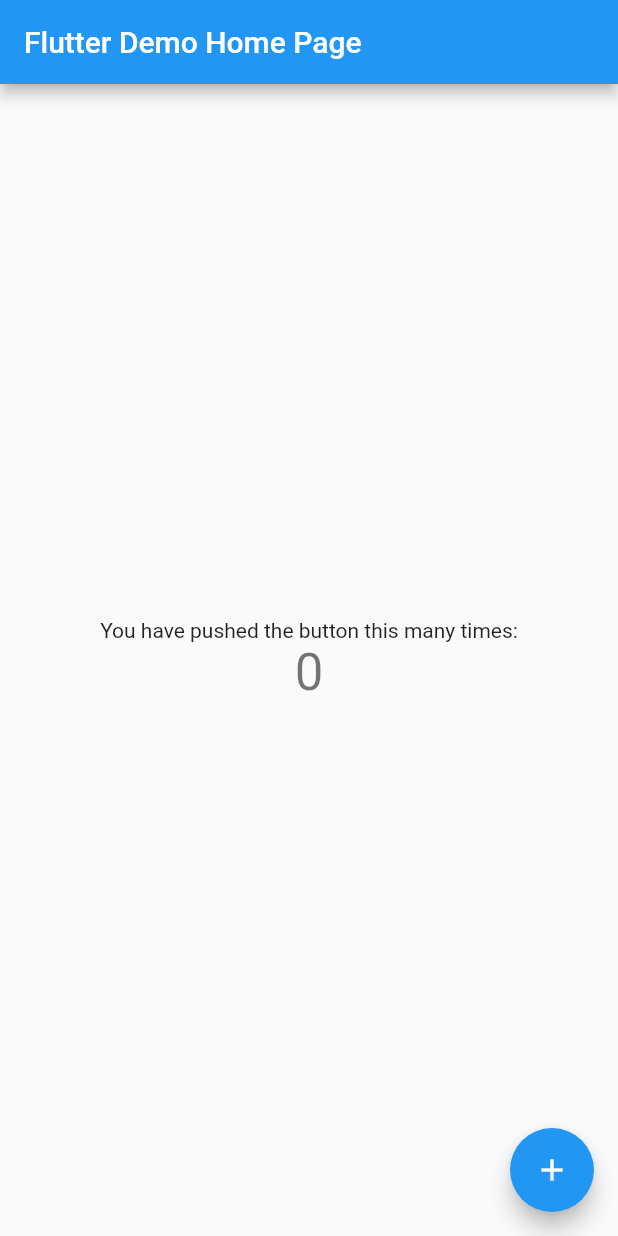
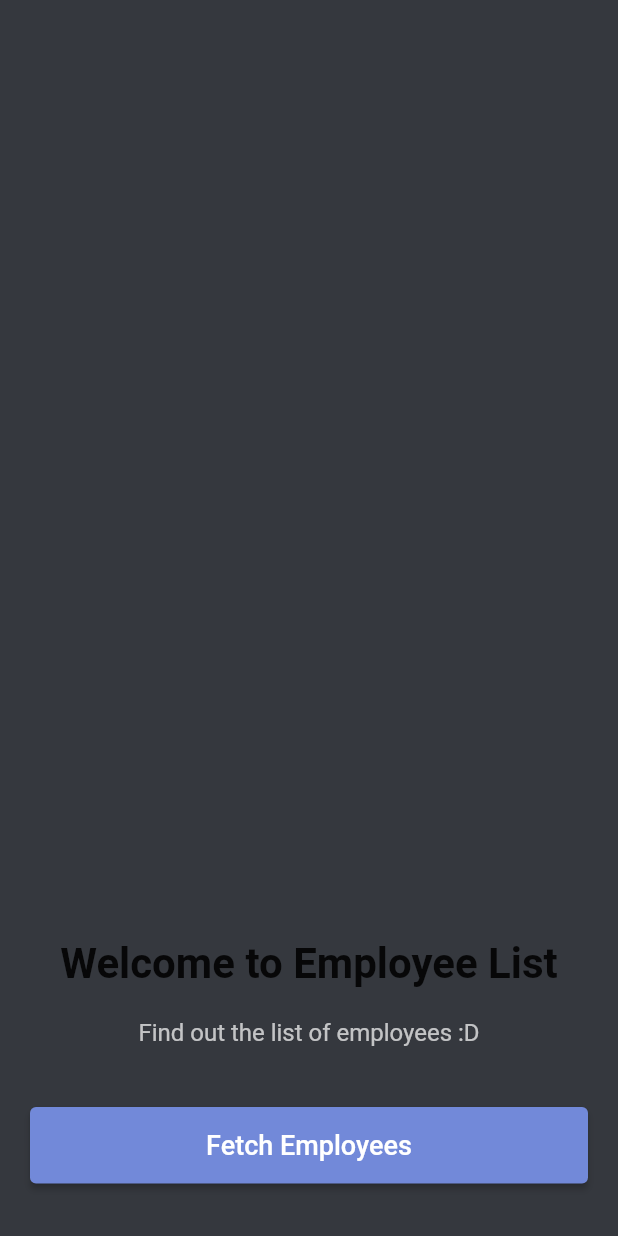
Before and after one commit to qamaruddin-dev/ddda, a Flutter app: the screen it shows after launch, on a phone screen of 412 x 824 dp. Run offline on Flutter 3.47's test engine with Material 2 defaults, Android fonts, the phone set to English and light mode, and no system bars; our stand-ins replace another_flushbar, dartz, dio, flutter_bloc, freezed_annotation, get_it and 1 more.

Commit message:
Employee List finished

```diff
--- /dev/null
+++ b/lib/application/employee_list_cubit.dart
@@ -0,0 +1,29 @@
+import 'package:freezed_annotation/freezed_annotation.dart';
+import 'package:injectable/injectable.dart';
+import 'package:flutter_bloc/flutter_bloc.dart';
+import '../domain/i_employee_list_repository.dart';
+import '../domain/employee_list_failure.dart';
+import '../infrastructure/employee-list-dto/employee_list_dto.dart';
+part 'employee_list_state.dart';
+part 'employee_list_cubit.freezed.dart';
+
+@injectable
+class EmployeeListCubit extends Cubit<EmployeeListState> {
+  final IEmployeeListRepository _repository;
+
+  EmployeeListCubit(this._repository)
+      : super(const EmployeeListState.initial());
+
+  /// Fetches a list of [employees] from the network
+  /// Emits the list if successfull, [EmployeeListFailure] otherwise.
+  Future<void> getEmployeesData() async {
+    emit(const EmployeeListState.loadInProgress());
+    final failureOrEmployees = await _repository.getEmployeeList();
+    emit(
+      failureOrEmployees.fold(
+        (f) => EmployeeListState.loadFailure(f),
+        (members) => EmployeeListState.loadSuccess(members),
+      ),
+    );
+  }
+}
--- /dev/null
+++ b/lib/application/employee_list_state.dart
@@ -0,0 +1,11 @@
+part of 'employee_list_cubit.dart';
+
+@freezed
+class EmployeeListState with _$EmployeeListState {
+  const factory EmployeeListState.initial() = _Initial;
+  const factory EmployeeListState.loadInProgress() = _LoadInProgress;
+  const factory EmployeeListState.loadSuccess(List<EmployeeData> employees) =
+      _LoadSuccess;
+  const factory EmployeeListState.loadFailure(
+      EmployeeListFailure memberFailure) = _LoadFailure;
+}
--- /dev/null
+++ b/lib/domain/employee_list_failure.dart
@@ -0,0 +1,9 @@
+import 'package:freezed_annotation/freezed_annotation.dart';
+
+part 'employee_list_failure.freezed.dart';
+
+@freezed
+class EmployeeListFailure with _$EmployeeListFailure {
+  const factory EmployeeListFailure.unexpected() = _Unexpected;
+  const factory EmployeeListFailure.badRequest(String message) = _BadRequest;
+}
--- /dev/null
+++ b/lib/domain/i_employee_list_repository.dart
@@ -0,0 +1,7 @@
+import 'package:ddda/domain/employee_list_failure.dart';
+import 'package:ddda/infrastructure/employee-list-dto/employee_list_dto.dart';
+import 'package:dartz/dartz.dart';
+
+abstract class IEmployeeListRepository {
+  Future<Either<EmployeeListFailure, List<EmployeeData>>> getEmployeeList();
+}
--- /dev/null
+++ b/lib/injection.dart
@@ -0,0 +1,8 @@
+import 'package:ddda/injection.config.dart';
+import 'package:get_it/get_it.dart';
+import 'package:injectable/injectable.dart';
+
+final GetIt getIt = GetIt.instance;
+
+@injectableInit
+void configureInjection(String env) => $initGetIt(getIt, environment: env);
--- a/lib/main.dart
+++ b/lib/main.dart
@@ -1,115 +1,10 @@
+import 'package:ddda/injection.dart';
+import 'package:ddda/presentation/core/app_widget.dart';
 import 'package:flutter/material.dart';
+import 'package:injectable/injectable.dart';
 
-void main() {
-  runApp(const MyApp());
+Future<void> main() async {
+  WidgetsFlutterBinding.ensureInitialized();
+  configureInjection(Environment.test);
+  runApp(AppWidget());
 }
-
-class MyApp extends StatelessWidget {
-  const MyApp({super.key});
-
-  // This widget is the root of your application.
-  @override
-  Widget build(BuildContext context) {
-    return MaterialApp(
-      title: 'Flutter Demo',
-      theme: ThemeData(
-        // This is the theme of your application.
-        //
-        // Try running your application with "flutter run". You'll see the
-        // application has a blue toolbar. Then, without quitting the app, try
-        // changing the primarySwatch below to Colors.green and then invoke
-        // "hot reload" (press "r" in the console where you ran "flutter run",
-        // or simply save your changes to "hot reload" in a Flutter IDE).
-        // Notice that the counter didn't reset back to zero; the application
-        // is not restarted.
-        primarySwatch: Colors.blue,
-      ),
-      home: const MyHomePage(title: 'Flutter Demo Home Page'),
-    );
-  }
-}
-
-class MyHomePage extends StatefulWidget {
-  const MyHomePage({super.key, required this.title});
-
-  // This widget is the home page of your application. It is stateful, meaning
-  // that it has a State object (defined below) that contains fields that affect
-  // how it looks.
-
-  // This class is the configuration for the state. It holds the values (in this
-  // case the title) provided by the parent (in this case the App widget) and
-  // used by the build method of the State. Fields in a Widget subclass are
-  // always marked "final".
-
-  final String title;
-
-  @override
-  State<MyHomePage> createState() => _MyHomePageState();
-}
-
-class _MyHomePageState extends State<MyHomePage> {
-  int _counter = 0;
-
-  void _incrementCounter() {
-    setState(() {
-      // This call to setState tells the Flutter framework that something has
-      // changed in this State, which causes it to rerun the build method below
-      // so that the display can reflect the updated values. If we changed
-      // _counter without calling setState(), then the build method would not be
-      // called again, and so nothing would appear to happen.
-      _counter++;
-    });
-  }
-
-  @override
-  Widget build(BuildContext context) {
-    // This method is rerun every time setState is called, for instance as done
-    // by the _incrementCounter method above.
-    //
-    // The Flutter framework has been optimized to make rerunning build methods
-    // fast, so that you can just rebuild anything that needs updating rather
-    // than having to individually change instances of widgets.
-    return Scaffold(
-      appBar: AppBar(
-        // Here we take the value from the MyHomePage object that was created by
-        // the App.build method, and use it to set our appbar title.
-        title: Text(widget.title),
-      ),
-      body: Center(
-        // Center is a layout widget. It takes a single child and positions it
-        // in the middle of the parent.
-        child: Column(
-          // Column is also a layout widget. It takes a list of children and
-          // arranges them vertically. By default, it sizes itself to fit its
-          // children horizontally, and tries to be as tall as its parent.
-          //
-          // Invoke "debug painting" (press "p" in the console, choose the
-          // "Toggle Debug Paint" action from the Flutter Inspector in Android
-          // Studio, or the "Toggle Debug Paint" command in Visual Studio Code)
-          // to see the wireframe for each widget.
-          //
-          // Column has various properties to control how it sizes itself and
-          // how it positions its children. Here we use mainAxisAlignment to
-          // center the children vertically; the main axis here is the vertical
-          // axis because Columns are vertical (the cross axis would be
-          // horizontal).
-          mainAxisAlignment: MainAxisAlignment.center,
-          children: <Widget>[
-            const Text(
-              'You have pushed the button this many times:',
-            ),
-            Text(
-              '$_counter',
-              style: Theme.of(context).textTheme.headline4,
-            ),
-          ],
-        ),
-      ),
-      floatingActionButton: FloatingActionButton(
-        onPressed: _incrementCounter,
-        tooltip: 'Increment',
-        child: const Icon(Icons.add),
-      ), // This trailing comma makes auto-formatting nicer for build methods.
-    );
-  }
-}
--- /dev/null
+++ b/lib/presentation/core/app_router.dart
@@ -0,0 +1,24 @@
+import 'package:ddda/presentation/employee_list/employee_list_screen.dart';
+import 'package:flutter/material.dart';
+
+import '../screen_transition/fade_transition_route.dart';
+import '../startup_screen.dart';
+
+class AppRouter {
+  Route onGenerateRoute(RouteSettings settings) {
+    switch (settings.name) {
+      case StartUpScreen.routeName:
+        return FadeTransitionRoute(
+          page: StartUpScreen(),
+        );
+      case EmployeeListScreen.routeName:
+        return FadeTransitionRoute(
+          page: const EmployeeListScreen(),
+        );
+      default:
+        return FadeTransitionRoute(
+          page: StartUpScreen(),
+        );
+    }
+  }
+}
--- /dev/null
+++ b/lib/presentation/core/app_widget.dart
@@ -0,0 +1,32 @@
+import 'package:ddda/application/employee_list_cubit.dart';
+import 'package:ddda/domain/i_employee_list_repository.dart';
+import 'package:ddda/injection.dart';
+import 'package:ddda/presentation/core/app_router.dart';
+import 'package:flutter/material.dart';
+import 'package:flutter_bloc/flutter_bloc.dart';
+
+class AppWidget extends StatelessWidget {
+  const AppWidget({super.key});
+
+  @override
+  Widget build(BuildContext context) {
+    return BlocProvider<EmployeeListCubit>(
+      create: (context) => getIt<EmployeeListCubit>(),
+      child: _App(),
+    );
+  }
+}
+
+class _App extends StatelessWidget {
+  _App();
+  final AppRouter _appRouter = AppRouter();
+  @override
+  Widget build(BuildContext context) {
+    return MaterialApp(
+      debugShowCheckedModeBanner: false,
+      title: 'Employee List',
+      initialRoute: '/',
+      onGenerateRoute: _appRouter.onGenerateRoute,
+    );
+  }
+}
--- /dev/null
+++ b/lib/presentation/core/colors.dart
@@ -0,0 +1,22 @@
+import 'dart:ui';
+
+class ThemeColors {
+  static const themeBlue = Color(0xff7289d9);
+  static const errorRed = Color(0xfff04747);
+  static const brandRed = Color(0xffF14645);
+  static const brandGreen = Color(0xff43b581);
+  static const inputBackground = Color(0xff212226);
+  static const buttonGray = Color(0xff4f535c);
+  static const guildBackground = Color(0xff36393f);
+  static const accountForm = Color(0xff363940);
+  static const guildList = Color(0xff1D2223);
+  static const navBarBackground = Color(0xff17191A);
+  static const dmBackground = Color(0xff2D3134);
+  static const messageInput = Color(0xff272B2E);
+  static const inviteGrey = Color(0xff4E535B);
+  static const appBackground = Color(0xff35383E);
+  static const skeletonGray = Color(0xff4E535B);
+  static const appBarBackground = Color(0xff2D3134);
+  static const channelRippleColor = Color(0xff383C41);
+  static const infoBackground = Color(0xff1D2223);
+}
--- /dev/null
+++ b/lib/presentation/screen_transition/fade_transition_route.dart
@@ -0,0 +1,25 @@
+import 'package:flutter/widgets.dart';
+
+class FadeTransitionRoute extends PageRouteBuilder {
+  final Widget page;
+  FadeTransitionRoute({required this.page})
+      : super(
+          transitionDuration: const Duration(milliseconds: 225),
+          pageBuilder: (
+            BuildContext context,
+            Animation<double> animation,
+            Animation<double> secondaryAnimation,
+          ) =>
+              page,
+          transitionsBuilder: (
+            BuildContext context,
+            Animation<double> animation,
+            Animation<double> secondaryAnimation,
+            Widget child,
+          ) =>
+              FadeTransition(
+            opacity: animation,
+            child: child,
+          ),
+        );
+}
--- /dev/null
+++ b/lib/presentation/startup_screen.dart
@@ -0,0 +1,87 @@
+import 'package:ddda/application/employee_list_cubit.dart';
+import 'package:ddda/presentation/employee_list/employee_list_screen.dart';
+import 'package:flutter/material.dart';
+import 'package:flutter_bloc/flutter_bloc.dart';
+import 'core/colors.dart';
+
+class StartUpScreen extends StatelessWidget {
+  static const routeName = '/';
+
+  //const StartUpScreen({super.key});
+  @override
+  Widget build(BuildContext context) {
+    return Scaffold(
+      body: ColoredBox(
+        color: ThemeColors.appBackground,
+        child: Container(
+          margin: const EdgeInsets.all(20),
+          child: Center(
+            child: Column(
+              mainAxisAlignment: MainAxisAlignment.center,
+              children: [
+                const Spacer(),
+                Column(
+                  mainAxisAlignment: MainAxisAlignment.end,
+                  children: [
+                    const Text(
+                      "Welcome to Employee List",
+                      style: TextStyle(
+                        fontSize: 28,
+                        fontWeight: FontWeight.bold,
+                      ),
+                    ),
+                    const SizedBox(
+                      height: 20,
+                    ),
+                    const Text(
+                      "Find out the list of employees :D",
+                      style: TextStyle(
+                        color: Colors.white70,
+                        fontSize: 16,
+                      ),
+                      textAlign: TextAlign.center,
+                    ),
+                    const SizedBox(
+                      height: 40,
+                    ),
+                    Row(
+                      children: [
+                        Expanded(
+                          child: ElevatedButton(
+                            style: ElevatedButton.styleFrom(
+                              backgroundColor: ThemeColors.themeBlue,
+                            ),
+                            onPressed: () {
+                              context
+                                  .read<EmployeeListCubit>()
+                                  .getEmployeesData();
+
+                              Navigator.of(context).pushReplacementNamed(
+                                  EmployeeListScreen.routeName);
+                            },
+                            child: Container(
+                              padding: const EdgeInsets.symmetric(vertical: 15),
+                              child: const Text(
+                                "Fetch Employees",
+                                style: TextStyle(
+                                  fontSize: 18,
+                                ),
+                              ),
+                            ),
+                          ),
+                        ),
+                      ],
+                    ),
+                    const SizedBox(
+                      height: 15,
+                    ),
+                  ],
+                ),
+              ],
+            ),
+          ),
+        ),
+      ),
+    );
+  }
+}
```
Also changed, not shown: lib/infrastructure/core/injectable_module.dart (added, +28 -0 lines), lib/infrastructure/employee-list-dto/employee_list_dto.dart (added, +34 -0 lines), lib/infrastructure/repository/employee_list_repository.dart (added, +35 -0 lines), lib/presentation/employee_list/employee_list.dart (added, +29 -0 lines), lib/presentation/employee_list/employee_list_screen.dart (added, +30 -0 lines), lib/presentation/employee_list/employees_list_item.dart (added, +51 -0 lines), lib/presentation/utils/flushbars.dart (added, +41 -0 lines), pubspec.yaml (+15 -0 lines), lib/application/employee_list_cubit.freezed.dart (added), lib/domain/employee_list_failure.freezed.dart (added), lib/infrastructure/employee-list-dto/employee_list_dto.freezed.dart (added), lib/infrastructure/employee-list-dto/employee_list_dto.g.dart (added), lib/injection.config.dart (added), pubspec.lock, 1 other file.
